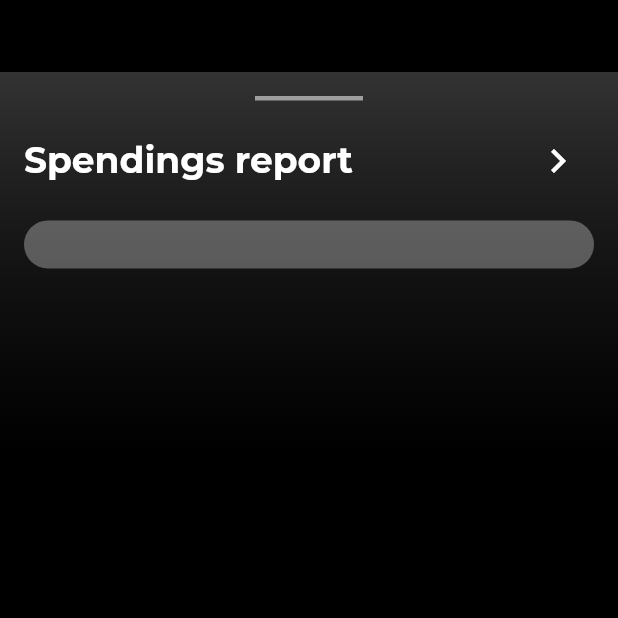
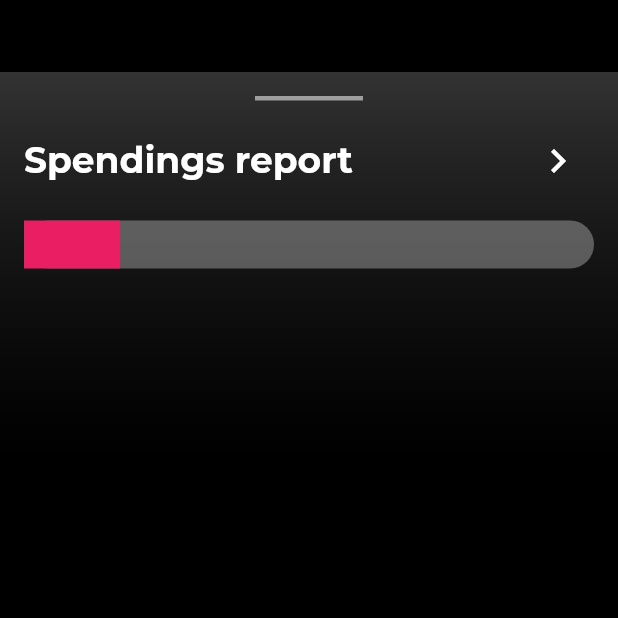
Before and after one commit to JAICHANGPARK/flutter_notebook_8th_story, a Flutter app: the screen it shows after launch, on a phone screen of 412 x 824 dp, the top half of it. Run offline on Flutter 3.47's test engine with Material 2 defaults, Android fonts, the phone set to English and light mode, and no system bars; our stand-ins replace badges, flutter_hooks, google_fonts, hooks_riverpod, state_notifier.

Commit message:
Update bank_main_page.dart

```diff
--- a/lib/ep594_banking_app/bank_main_page.dart
+++ b/lib/ep594_banking_app/bank_main_page.dart
@@ -63,7 +63,17 @@ class _BankMainPageState extends State<BankMainPage> {
                           height: 32,
                           decoration: BoxDecoration(
                             color: Colors.white.withOpacity(0.3),
-                            borderRadius: BorderRadius.circular(24)
+                            borderRadius: BorderRadius.circular(24),
+                          ),
+                          child: Row(
+                            children: [
+                              Container(
+                                width: 64,
+                                decoration: BoxDecoration(
+                                  color: Colors.pink,
+                                ),
+                              )
+                            ],
                           ),
                         )
                       ],
```
